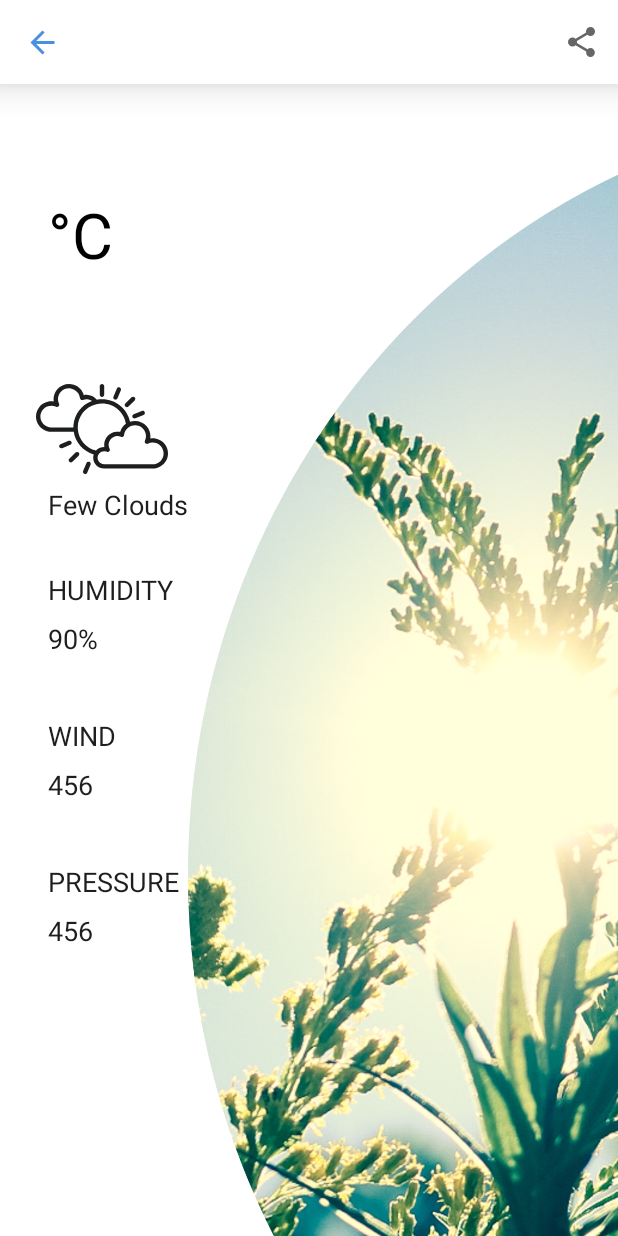
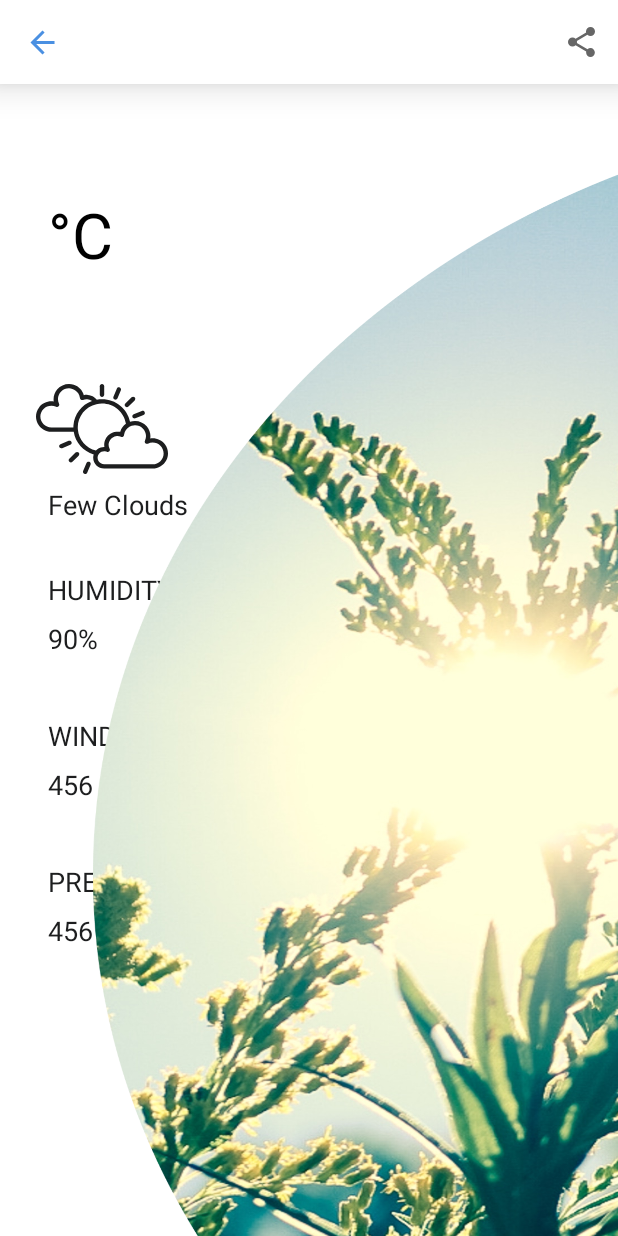
Before and after one commit to AmrAbuelhamd/Weather-Map, an Android app: the layout fragment_city_weather_details.xml on its own in the app's theme, with its tools: preview values and no code run, on a phone screen of 412 x 824 dp. Run offline under Robolectric (Android 15) with nearby library versions, the phone set to English and light mode, and no system bars.

Commit message:
Added arabic assets.

```diff
--- a/app/src/main/java/com/blogspot/soyamr/weathermap/presentation/fragments/city_weather/CityWeatherDetailsFragment.kt
+++ b/app/src/main/java/com/blogspot/soyamr/weathermap/presentation/fragments/city_weather/CityWeatherDetailsFragment.kt
@@ -45,6 +45,8 @@ class CityWeatherDetailsFragment : Fragment() {
                 setReorderingAllowed(true)
             }
         }
+        binding.toolbar.navigationIcon?.isAutoMirrored = true
+
         observeViewModelLiveData()
 
         return binding.root
--- a/app/src/main/res/layout/fragment_city_weather_details.xml
+++ b/app/src/main/res/layout/fragment_city_weather_details.xml
@@ -166,7 +166,7 @@
             app:layout_constraintBottom_toBottomOf="parent"
             app:layout_constraintEnd_toEndOf="parent"
             app:layout_constraintHorizontal_bias="1.0"
-            app:layout_constraintStart_toEndOf="@+id/weatherDescTextView"
+            app:layout_constraintStart_toEndOf="@+id/windSpeedTextView"
             app:layout_constraintTop_toBottomOf="@+id/toolbar"
             app:layout_constraintVertical_bias="1.0"
             tools:src="@drawable/clear_sky" />
--- a/app/src/main/res/layout/fragment_maps.xml
+++ b/app/src/main/res/layout/fragment_maps.xml
@@ -25,7 +25,7 @@
             app:layout_constraintStart_toStartOf="parent"
             app:layout_constraintTop_toTopOf="parent"
             app:menu="@menu/menu_maps"
-            app:title="Global Weather"
+            app:title="@string/global_weather"
             app:titleTextAppearance="@style/Toolbar.TitleText"
             app:titleTextColor="@color/black" />
 
--- a/app/src/main/res/values/strings.xml
+++ b/app/src/main/res/values/strings.xml
@@ -1,7 +1,5 @@
 <resources>
     <string name="app_name">Weather Map</string>
-    <!-- TODO: Remove or change this placeholder text -->
-    <string name="hello_blank_fragment">Hello blank fragment</string>
     <string name="no_internet">Sorry you are not connected to internet:)</string>
     <string name="can_not_find_location">we can\'t get your location on the map</string>
     <string name="getting_your_location">getting your current location wait..</string>
@@ -39,4 +37,5 @@
     <string name="west">W</string>
     <string name="east">E</string>
     <string name="south">S</string>
+    <string name="global_weather">Global Weather</string>
 </resources>
```
Also changed, not shown: app/src/main/res/drawable-ar/broken_clouds.png (added), app/src/main/res/drawable-ar/few_clouds.png (added), app/src/main/res/drawable-ar/mist.png (added), app/src/main/res/drawable-ar/rain.png (added), app/src/main/res/drawable-ar/scattered_clouds.png (added), app/src/main/res/drawable-ar/snow.png (added), app/src/main/res/drawable-ar/thunderstorm.png (added), 3 other files.
